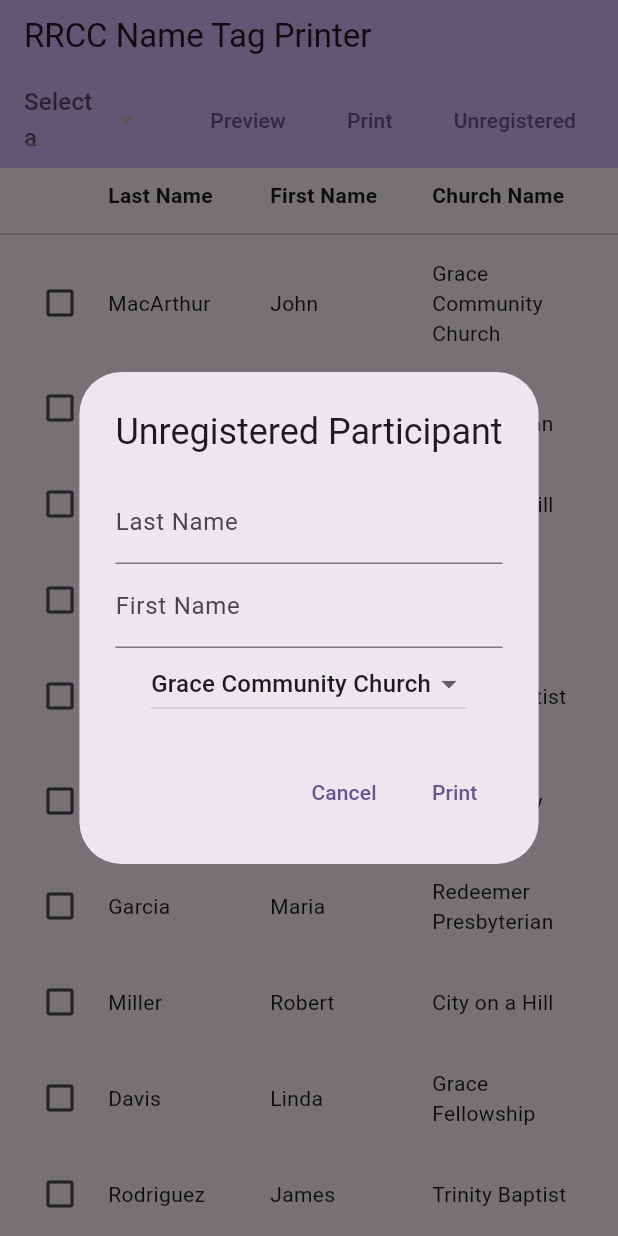
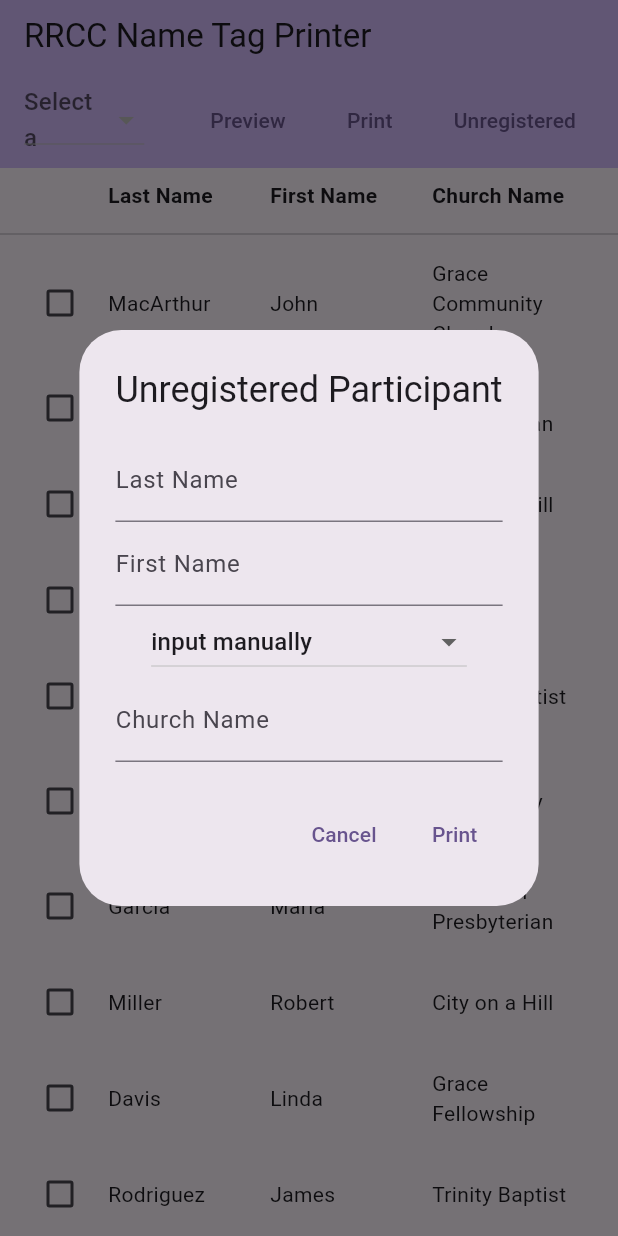
Before and after one commit to dlvisidro/rrcc_tag_printer, a Flutter app: the screen it shows after launch, after a tap on "Unregistered", on a phone screen of 412 x 824 dp. Run offline on Flutter 3.47's test engine with Material 3 defaults, Android fonts, the light colour scheme and no system bars; our stand-ins replace pdf, printing.

Commit message:
allow manually inputted church name

```diff
--- a/lib/src/widgets/unregistered_dialog.dart
+++ b/lib/src/widgets/unregistered_dialog.dart
@@ -1,4 +1,6 @@
 import 'package:flutter/material.dart';
+
+import '../models/person.dart';
 
 class UnregisteredDialog extends StatefulWidget {
   final List<String> churchNames;
@@ -11,12 +13,15 @@ class UnregisteredDialog extends StatefulWidget {
 class UnregisteredDialogState extends State<UnregisteredDialog> {
   final lastNameController = TextEditingController();
   final firstNameController = TextEditingController();
-  String churchName = '';
+  final churchNameManual = TextEditingController();
+  final List<String?> churchNames = [null];
+  String? churchName;
 
   @override
   void initState() {
     super.initState();
-    churchName = widget.churchNames.isEmpty ? '' : widget.churchNames[0];
+    churchNames.addAll(widget.churchNames);
+    churchName = churchNames[0];
   }
 
   @override
@@ -34,21 +39,28 @@ class UnregisteredDialogState extends State<UnregisteredDialog> {
             controller: firstNameController,
             decoration: const InputDecoration(labelText: 'First Name'),
           ),
-          DropdownButton<String>(
+          DropdownButton<String?>(
             value: churchName,
             items:
-                widget.churchNames
+                churchNames
                     .map(
-                      (x) => DropdownMenuItem<String>(value: x, child: Text(x)),
+                      (x) => DropdownMenuItem<String?>(
+                        value: x,
+                        child: Text(x ?? 'input manually'),
+                      ),
                     )
                     .toList(),
             onChanged: (x) {
               // print('setting churchname to $x');
               setState(() {
-                churchName = x ?? '';
+                churchName = x;
               });
               // print('churchname: [$churchName]');
             },
+          ),
+          if (churchName == null) TextField(
+            controller: churchNameManual,
+            decoration: const InputDecoration(labelText: 'Church Name'),
           ),
           // TextField(
           //   controller: churchNameController,
@@ -66,6 +78,12 @@ class UnregisteredDialogState extends State<UnregisteredDialog> {
         TextButton(
           child: const Text('Print'),
           onPressed: () {
+            final person = Person(
+              lastNameController.text,
+              firstNameController.text,
+              churchName ?? churchNameManual.text
+            );
+            print(person);
             // final person = Person(
             //   lastNameController.text,
             //   firstNameController.text,
```
